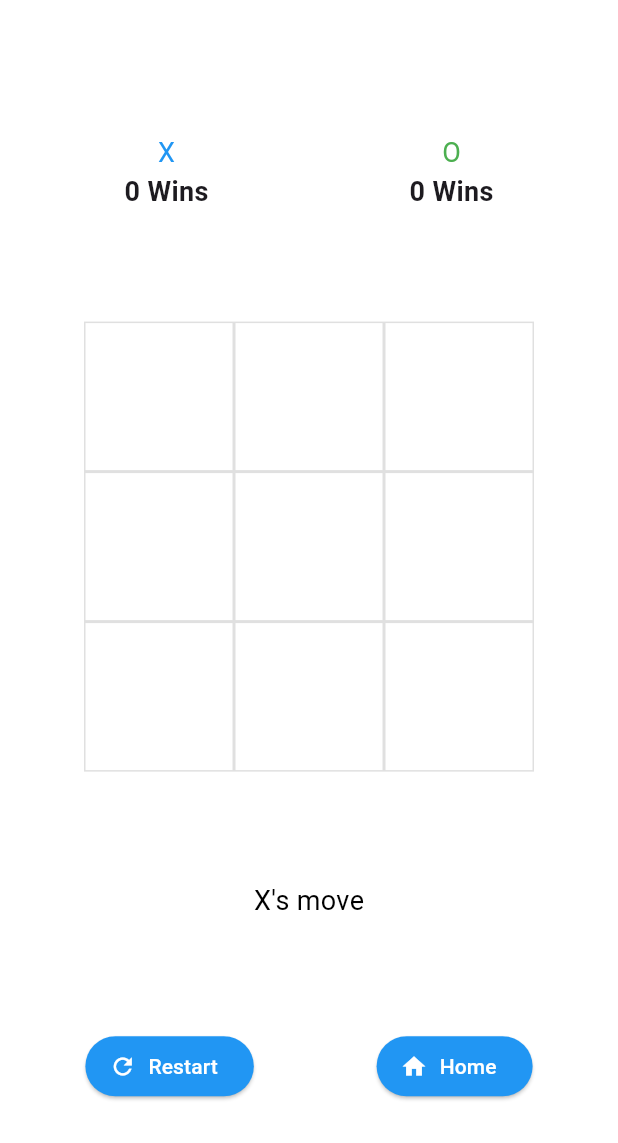
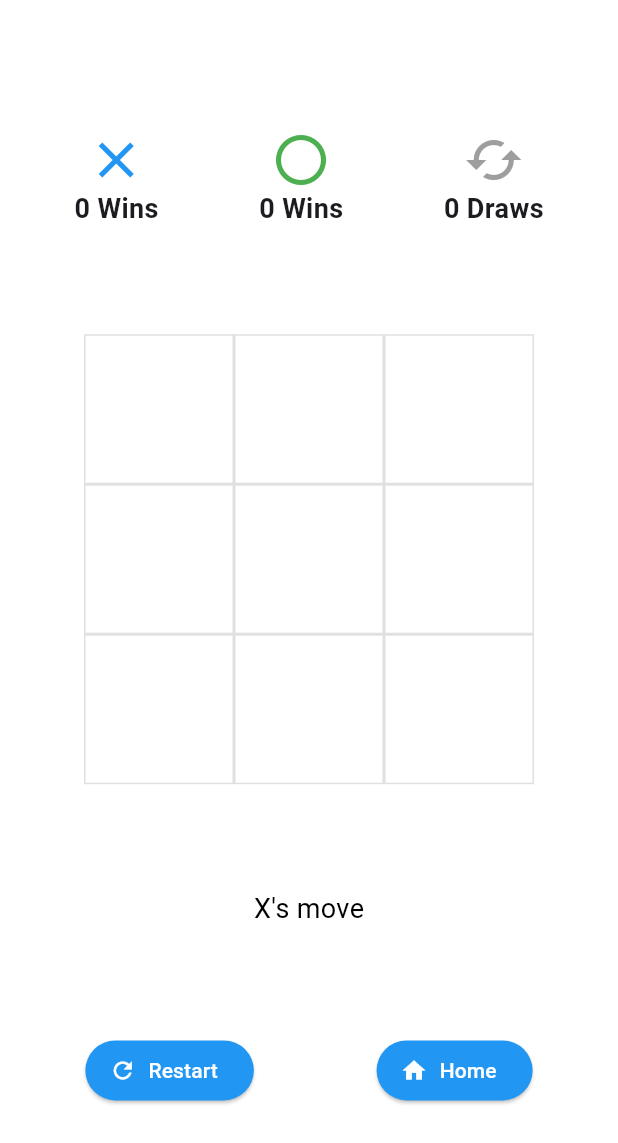
Before and after one commit to koto74/flutter-tic-tac-toe, a Flutter app: the GameScreen screen opened directly, on a phone screen of 412 x 824 dp. Shown: the top 1143 px of the screen. Run offline on Flutter 3.47's test engine with Material 3 defaults, Android fonts, the phone set to English and light mode, and no system bars.

Commit message:
chore: change O and X to icon

```diff
--- a/lib/pages/game/score_board.dart
+++ b/lib/pages/game/score_board.dart
@@ -19,6 +19,7 @@ class ScoreBoard extends StatelessWidget {
       children: <Widget>[
         _scoreTile('X', xWins, Colors.blue),
         _scoreTile('O', oWins, Colors.green),
+        _scoreTile('Draws', draws, Colors.grey),
       ],
     );
   }
@@ -26,8 +27,13 @@ class ScoreBoard extends StatelessWidget {
   Widget _scoreTile(String player, int score, Color color) {
     return Column(
       children: <Widget>[
-        Text(player, style: TextStyle(fontSize: 18, color: color)),
-        Text('$score Wins',
+        (player == 'Draws')
+            ? const Icon(Icons.cached, size: 40, color: Colors.grey)
+            : (player == 'X')
+                ? const Icon(Icons.close, size: 40, color: Colors.blue)
+                : const Icon(Icons.radio_button_unchecked,
+                    size: 40, color: Colors.green),
+        Text(player == 'Draws' ? '$score Draws' : '$score Wins',
             style: const TextStyle(fontSize: 18, fontWeight: FontWeight.bold)),
       ],
     );
```
